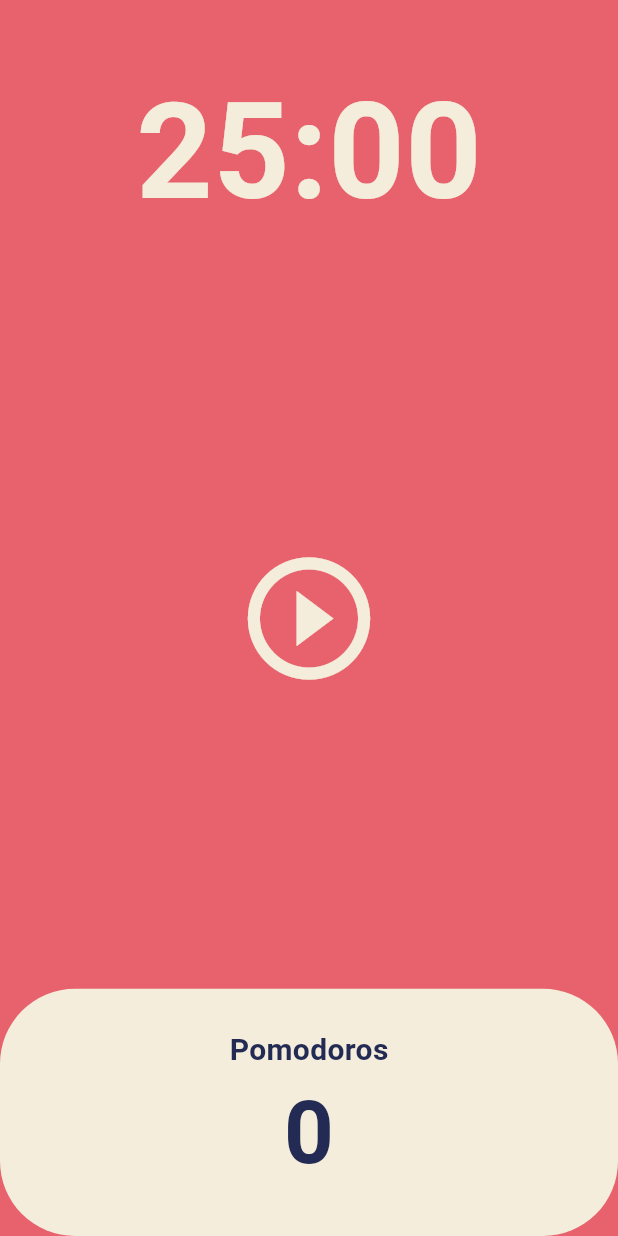
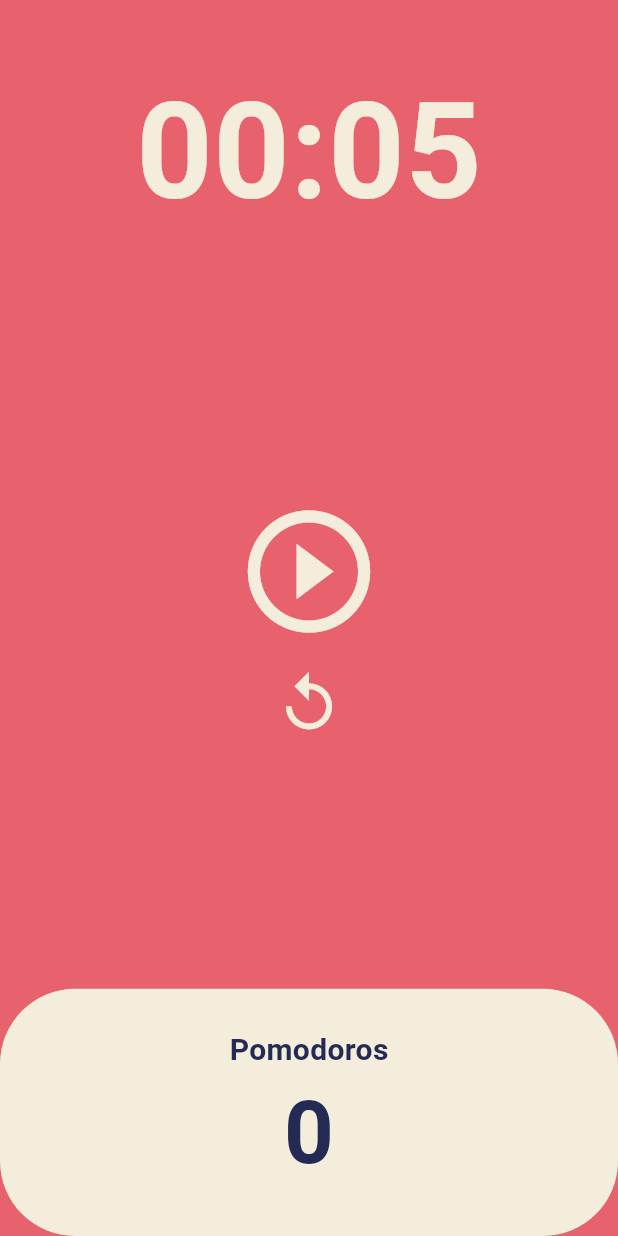
Before and after one commit to portal2312/toonflix, a Flutter app: the screen it shows after launch, on a phone screen of 412 x 824 dp. Run offline on Flutter 3.47's test engine with Material 3 defaults, Android fonts, the phone set to English and light mode, and no system bars.

Commit message:
5.4. Code Challenge

```diff
--- a/lib/screens/home_screen.dart
+++ b/lib/screens/home_screen.dart
@@ -11,9 +11,10 @@ class HomeScreen extends StatefulWidget {
 
 class _HomeScreenState extends State<HomeScreen> {
   late Timer timer;
-  static int initSeconds = 1500;
+  static int initSeconds = 5;
+  static int initPomodoros = 0;
   bool isRunning = false;
-  int totalPomodoros = 0;
+  int totalPomodoros = initPomodoros;
   int totalSeconds = initSeconds;
 
   void onPausePressed() {
@@ -21,6 +22,15 @@ class _HomeScreenState extends State<HomeScreen> {
     setState(() {
       isRunning = false;
     });
+  }
+
+  void onReplayPressed() {
+    setState(() {
+      isRunning = false;
+      totalPomodoros = initPomodoros;
+      totalSeconds = initSeconds;
+    });
+    timer.cancel();
   }
 
   void onStartPressed() {
@@ -73,13 +83,23 @@ class _HomeScreenState extends State<HomeScreen> {
           Flexible(
             flex: 3,
             child: Center(
-              child: IconButton(
+              child: Column(
+                mainAxisAlignment: MainAxisAlignment.center,
+                children: [
+                  IconButton(
                     color: Theme.of(context).cardColor,
                     icon: Icon(isRunning
                         ? Icons.pause_circle_outlined
                         : Icons.play_circle_outline),
                     iconSize: 98,
                     onPressed: isRunning ? onPausePressed : onStartPressed,
+                  ),
+                  IconButton(
+                      color: Theme.of(context).cardColor,
+                      icon: const Icon(Icons.replay_outlined),
+                      iconSize: 46,
+                      onPressed: onReplayPressed),
+                ],
               ),
             ),
           ),
```
Lines whose indentation alone changed are shown as unchanged.
